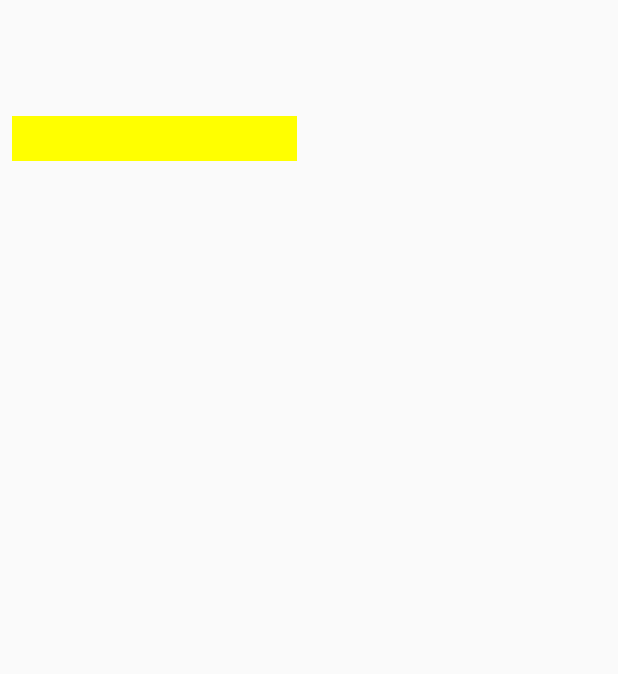
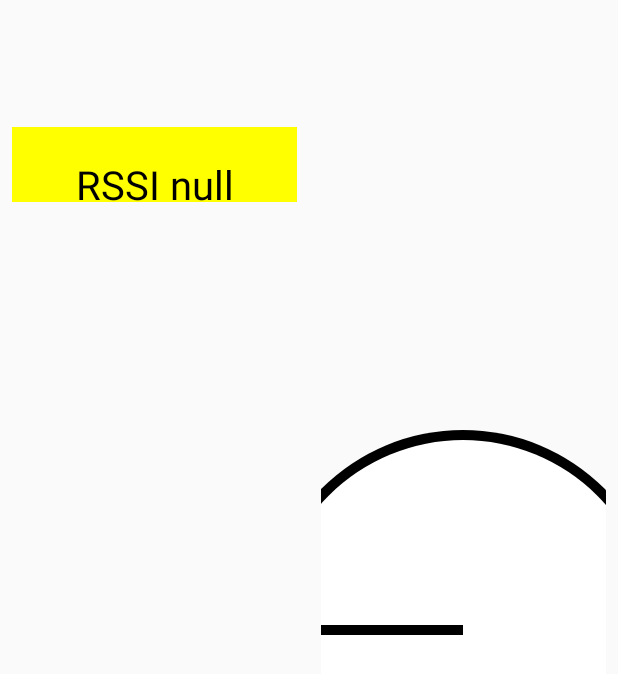
Before and after one commit to VadzimKaziachy/IndoornavProektVadzim, an Android app: the layout rowlayout.xml on its own in the app's theme, with its tools: preview values and no code run, on a phone screen of 412 x 824 dp. Shown: the top 674 px of the screen. Run offline under Robolectric (Android 15) with nearby library versions, the phone set to English and light mode, and no system bars.

Commit message:
progressView2.0

```diff
--- a/Indoornav/app/src/main/java/by/grsu/ftf/indoornav/adapter/ProgressRSSI.java
+++ b/Indoornav/app/src/main/java/by/grsu/ftf/indoornav/adapter/ProgressRSSI.java
@@ -16,8 +16,8 @@ import com.example.indoornav.R;
  */
 
 public class ProgressRSSI extends View {
-    private String max;
-    private String min;
+
+    private Float progressRSSI;
     private String RSSI;
 
     Paint paint = new Paint();
@@ -26,8 +26,6 @@ public class ProgressRSSI extends View {
         super(context, attrs);
         TypedArray typedArray = context.getTheme().obtainStyledAttributes(attrs,
                 R.styleable.ProgressRSSI, 0, 0);
-        max = typedArray.getString(R.styleable.ProgressRSSI_max);
-        min = typedArray.getString(R.styleable.ProgressRSSI_min);
         typedArray.recycle();
     }
 
@@ -37,16 +35,16 @@ public class ProgressRSSI extends View {
         float y = this.getMeasuredHeight();
         paint.setColor(Color.YELLOW);
         canvas.drawRect(0, 0, x, y, paint);
-        float z = Math.abs((Integer.valueOf(min) - Integer.valueOf(RSSI)) * x) / (Integer.valueOf(max) - Integer.valueOf(min));
         paint.setColor(Color.GREEN);
-        canvas.drawRect(0, 0, z, y, paint);
+        canvas.drawRect(0, 0, progressRSSI * x, y, paint);
         paint.setColor(Color.BLACK);
         paint.setTextSize(40);
         paint.setTextAlign(Paint.Align.CENTER);
         canvas.drawText("RSSI " + this.RSSI, x / 2, 90 - ((y - 40) / 2), paint);
     }
 
-    public void setRSSI(String RSSI) {
+    public void setRSSI(Float progressRSSI, String RSSI) {
+        this.progressRSSI = progressRSSI;
         this.RSSI = RSSI;
         invalidate();
         requestLayout();
--- /dev/null
+++ b/Indoornav/app/src/main/java/by/grsu/ftf/indoornav/adapter/SpeedometerRSSI.java
@@ -0,0 +1,60 @@
+package by.grsu.ftf.indoornav.adapter;
+
+import android.content.Context;
+import android.content.res.TypedArray;
+import android.graphics.Canvas;
+import android.graphics.Color;
+import android.graphics.Paint;
+import android.graphics.RectF;
+import android.support.annotation.Nullable;
+import android.util.AttributeSet;
+import android.util.Log;
+import android.view.View;
+
+import com.example.indoornav.R;
+
+/**
+ * Created by Vadzim on 07.11.2017.
+ */
+
+public class SpeedometerRSSI extends View {
+
+    Paint paint = new Paint();
+    RectF rect;
+    RectF rect1;
+    int angleRSSI;
+
+    public SpeedometerRSSI(Context context, @Nullable AttributeSet attrs) {
+        super(context, attrs);
+        TypedArray typedArray = context.getTheme().obtainStyledAttributes(attrs,
+                R.styleable.SpeedometerRSSI,0,0);
+        typedArray.recycle();
+    }
+
+    @Override
+    protected void onDraw(Canvas canvas) {
+        int x = canvas.getWidth();
+        int y = canvas.getHeight();
+        int r = 200;
+        paint.setStrokeWidth(10);
+        paint.setColor(Color.BLACK);
+
+        rect = new RectF(x / 2 - r, y / 2 - r, x / 2 + r, y / 2 + r);
+        canvas.drawArc(rect, 180, 360, false, paint);
+        paint.setColor(Color.WHITE);
+        rect1 = new RectF(x / 2 - r + 10, y / 2 - r + 10, x / 2 + r - 10, y / 2 + r - 10);
+        canvas.drawArc(rect1, 180, 360, false, paint);
+        canvas.drawRect(0, y / 2, x, y, paint);
+        paint.setColor(Color.BLACK);
+        canvas.rotate(180 + angleRSSI, x / 2, y / 2);
+        canvas.drawLine(x / 2, y / 2, x / 2 + r, y / 2, paint);
+        canvas.drawLine(x / 2 + r, y / 2, x / 2 + r - 40, y / 2 - 20, paint);
+        canvas.drawLine(x / 2 + r, y / 2, x / 2 + r - 40, y / 2 + 20, paint);
+    }
+
+    public void setAngleRSSI(int angleRSSI) {
+        this.angleRSSI = angleRSSI;
+        invalidate();
+        requestLayout();
+    }
+}
--- a/Indoornav/app/src/main/res/layout/rowlayout.xml
+++ b/Indoornav/app/src/main/res/layout/rowlayout.xml
@@ -1,78 +1,57 @@
 <?xml version="1.0" encoding="utf-8"?>
-<android.support.constraint.ConstraintLayout
-    xmlns:android="http://schemas.android.com/apk/res/android"
+<android.support.constraint.ConstraintLayout xmlns:android="http://schemas.android.com/apk/res/android"
     xmlns:app="http://schemas.android.com/apk/res-auto"
     xmlns:tools="http://schemas.android.com/tools"
     android:layout_width="match_parent"
     android:layout_height="match_parent"
-    tools:layout_editor_absoluteY="81dp"
-    tools:layout_editor_absoluteX="0dp">
+    tools:layout_editor_absoluteX="0dp"
+    tools:layout_editor_absoluteY="81dp">
 
 
     <TextView
         android:id="@+id/beacon"
         android:layout_width="0dp"
-        android:layout_height="wrap_content"
+        android:layout_height="67dp"
         android:layout_marginLeft="8dp"
         android:layout_marginRight="8dp"
-        android:layout_marginStart="8dp"
         android:layout_marginTop="8dp"
         android:textSize="20pt"
         app:layout_constraintHorizontal_bias="0.0"
         app:layout_constraintLeft_toLeftOf="parent"
         app:layout_constraintRight_toLeftOf="@+id/guideline3"
-        app:layout_constraintTop_toTopOf="parent"
-        android:layout_marginEnd="8dp" />
+        app:layout_constraintTop_toTopOf="parent" />
 
 
-
-    <TextView
-        android:id="@+id/distance"
+    <by.grsu.ftf.indoornav.adapter.SpeedometerRSSI
+        android:id="@+id/speedometerRSSI"
         android:layout_width="0dp"
         android:layout_height="wrap_content"
-        android:textSize="10pt"
-        android:layout_marginLeft="8dp"
-        app:layout_constraintLeft_toLeftOf="@+id/guideline3"
-        android:layout_marginRight="8dp"
-        app:layout_constraintRight_toRightOf="parent"
-        app:layout_constraintBaseline_toBaselineOf="@+id/beacon"
-        app:layout_constraintHorizontal_bias="0.0" />
+        android:layout_marginEnd="8dp"
+        android:layout_marginStart="8dp"
+        android:layout_marginTop="8dp"
+        app:layout_constraintEnd_toEndOf="parent"
+        app:layout_constraintStart_toStartOf="@+id/guideline3"
+        app:layout_constraintTop_toTopOf="parent" />
 
     <by.grsu.ftf.indoornav.adapter.ProgressRSSI
         android:id="@+id/progressRSSI"
-        android:orientation="vertical"
         android:layout_width="0dp"
-        android:layout_height="30dp"
+        android:layout_height="50dp"
         android:layout_marginBottom="8dp"
         android:layout_marginEnd="8dp"
         android:layout_marginStart="8dp"
         android:layout_marginTop="8dp"
+        android:orientation="vertical"
         app:layout_constraintBottom_toBottomOf="parent"
         app:layout_constraintEnd_toStartOf="@+id/guideline3"
         app:layout_constraintStart_toStartOf="parent"
         app:layout_constraintTop_toBottomOf="@+id/beacon"
-        app:layout_constraintVertical_bias="0.002"
-        app:max="-35"
-        app:min="-90" />
-
-    <TextView
-        android:id="@+id/RSSI"
-        android:layout_width="0dp"
-        android:layout_height="wrap_content"
-        android:layout_marginLeft="8dp"
-        android:layout_marginRight="8dp"
-        android:textSize="10pt"
-        android:visibility="invisible"
-        app:layout_constraintHorizontal_bias="0.0"
-        app:layout_constraintLeft_toLeftOf="@+id/guideline3"
-        app:layout_constraintRight_toRightOf="parent"
-        android:layout_marginStart="8dp"
-        android:layout_marginEnd="8dp"/>
+        app:layout_constraintVertical_bias="0.002" />
 
     <android.support.constraint.Guideline
+        android:id="@+id/guideline3"
         android:layout_width="wrap_content"
         android:layout_height="wrap_content"
-        android:id="@+id/guideline3"
         android:orientation="vertical"
         app:layout_constraintGuide_percent="0.5" />
 
--- a/Indoornav/app/src/main/res/values/progressRSSI.xml
+++ b/Indoornav/app/src/main/res/values/progressRSSI.xml
@@ -1,8 +1,6 @@
 <?xml version="1.0" encoding="utf-8"?>
 <resources>
     <declare-styleable name="ProgressRSSI">
-        <attr name="max" format="string"/>
         <attr name="value" format="string"/>
-        <attr name="min" format="string"/>
     </declare-styleable>
 </resources>
--- /dev/null
+++ b/Indoornav/app/src/main/res/values/speedometerRSSI.xml
@@ -0,0 +1,6 @@
+<?xml version="1.0" encoding="utf-8"?>
+<resources>
+    <declare-styleable name="SpeedometerRSSI">
+        <attr name="value1" format="string" />
+    </declare-styleable>
+</resources>
```
Also changed, not shown: Indoornav/app/src/main/java/by/grsu/ftf/indoornav/MainActivity.java (+1 -7 lines), Indoornav/app/src/main/java/by/grsu/ftf/indoornav/adapter/RecyclerView_Adapter.java (+5 -6 lines), Indoornav/app/src/main/java/by/grsu/ftf/indoornav/beaconMainActivity.java (+6 -6 lines), Indoornav/app/src/main/java/by/grsu/ftf/indoornav/util/Beacon.java (+27 -4 lines), Indoornav/app/src/main/java/by/grsu/ftf/indoornav/util/Distance.java (+15 -7 lines), Indoornav/beaconlib/src/main/java/by/grsu/ftf/beaconlib/BeaconControllerService.java (+11 -5 lines).
